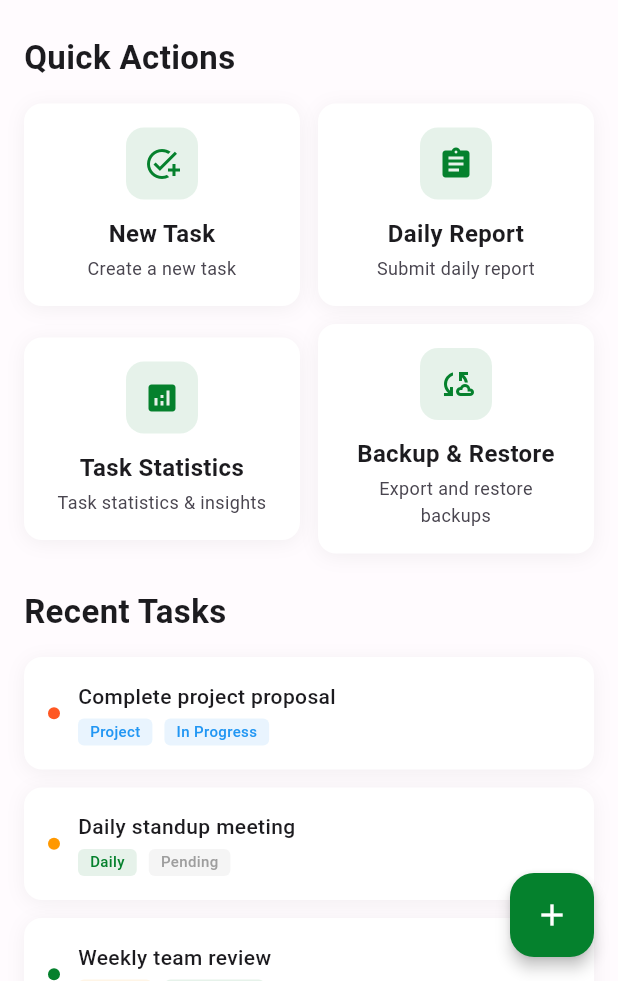
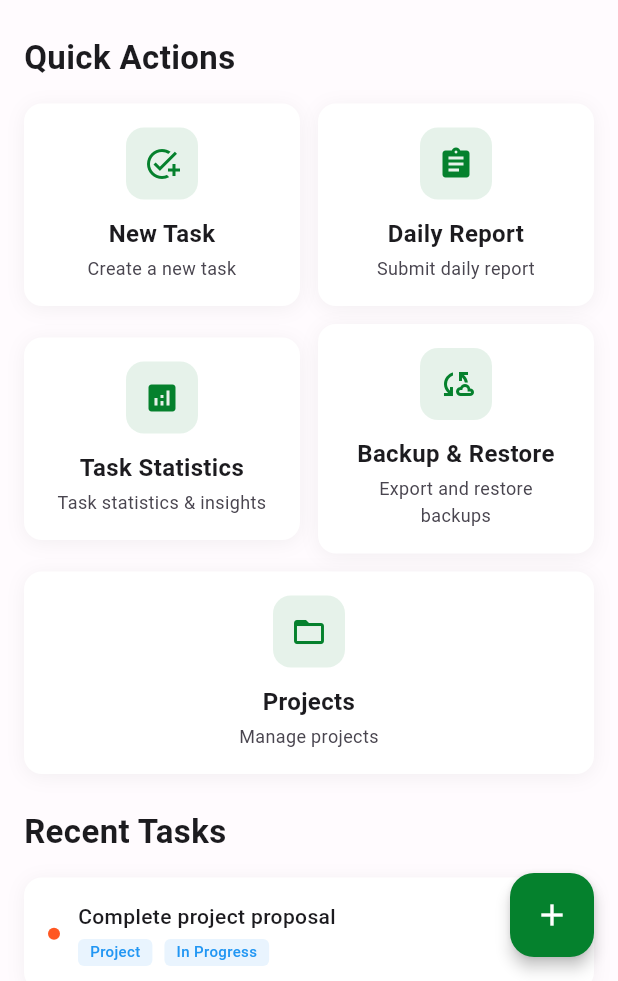
Before and after one commit to trunhquang/todolist, a Flutter app: the DashboardPage screen opened by its route, on a phone screen of 412 x 824 dp, the part 255-1236 px from its top. Run offline on Flutter 3.47's test engine with Material 3 defaults, Android fonts, the phone set to English and light mode, and no system bars; our stand-ins replace firebase_auth, firebase_core, firebase_database, firebase_messaging, flutter_local_notifications, flutter_secure_storage and 7 more; missing offline and left inert: flutter_appauth, flutter_onedrive; accounts and stored records are empty.

Commit message:
- Khôi phục lối tắt Projects trên Dashboard bên cạnh Task Statistics - Bổ sung hàng mới cho Projects để giữ đủ nút

```diff
--- a/lib/app/app.dart
+++ b/lib/app/app.dart
@@ -10,6 +10,7 @@ import '../core/services/onedrive_service.dart';
 import '../core/services/firebase_database_service.dart';
 import '../core/services/recurring_task_service.dart';
 import '../core/services/conflict_resolution_service.dart';
+import '../core/services/offline_queue_service.dart';
 import '../core/services/report_service.dart';
 import '../core/services/pagination_service.dart';
 import '../core/services/notification_manager_service.dart';
@@ -58,6 +59,9 @@ class AppInitializer {
     // Initialize Firebase Database service
     Get.put(FirebaseDatabaseService());
 
+    // Initialize Offline Queue service (must be before services that depend on it)
+    Get.put(OfflineQueueService.instance);
+
     // Initialize Recurring Task service
     Get.put(RecurringTaskService());
 
--- a/lib/app/pages/home/dashboard_page.dart
+++ b/lib/app/pages/home/dashboard_page.dart
@@ -159,6 +159,21 @@ class _DashboardPageState extends State<DashboardPage> {
                     subtitle: AppStrings.backupAndRestoreSubtitle,
                     onTap: () async {
                       await NavigationService().toNamed<void>(AppRouter.backupRestore);
+                    },
+                  ),
+                ),
+              ],
+            ),
+            const SizedBox(height: 12),
+            Row(
+              children: [
+                Expanded(
+                  child: _buildQuickActionCard(
+                    icon: Icons.folder_open,
+                    title: AppStrings.projects,
+                    subtitle: AppStrings.manageProjects,
+                    onTap: () async {
+                      await NavigationService().toNamed<void>(AppRouter.projects);
                     },
                   ),
                 ),
--- a/lib/app/pages/tasks/task_statistics_page.dart
+++ b/lib/app/pages/tasks/task_statistics_page.dart
@@ -72,7 +72,7 @@ class _StatCard extends StatelessWidget {
               children: [
                 Text(title, style: AppTextStyles.labelLarge.copyWith(color: AppColors.onSurfaceVariant)),
                 const SizedBox(height: 8),
-                Text(value, style: AppTextStyles.displaySmall.copyWith(fontWeight: FontWeight.bold)),
+                Text(value, style: AppTextStyles.headlineMedium.copyWith(fontWeight: FontWeight.bold)),
               ],
             ),
           ),
```
